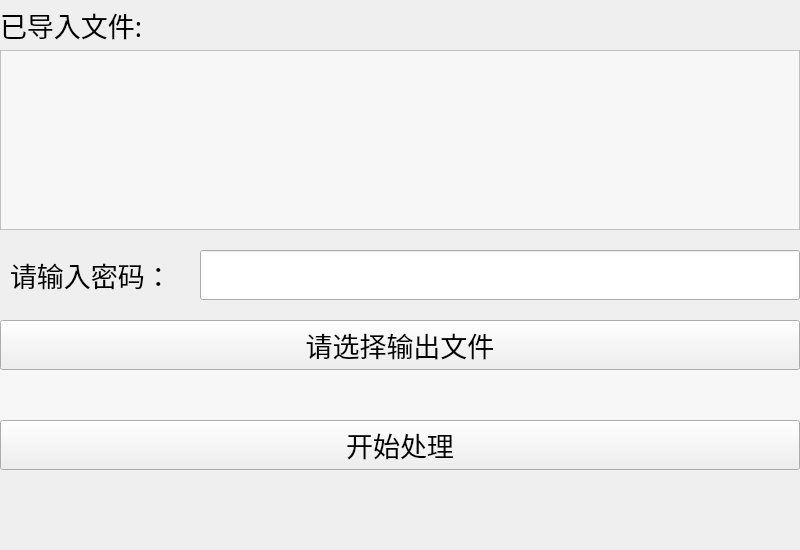
First picture: the form in encryption.ui, repository Eaeth/ExcelTools, before the edit.
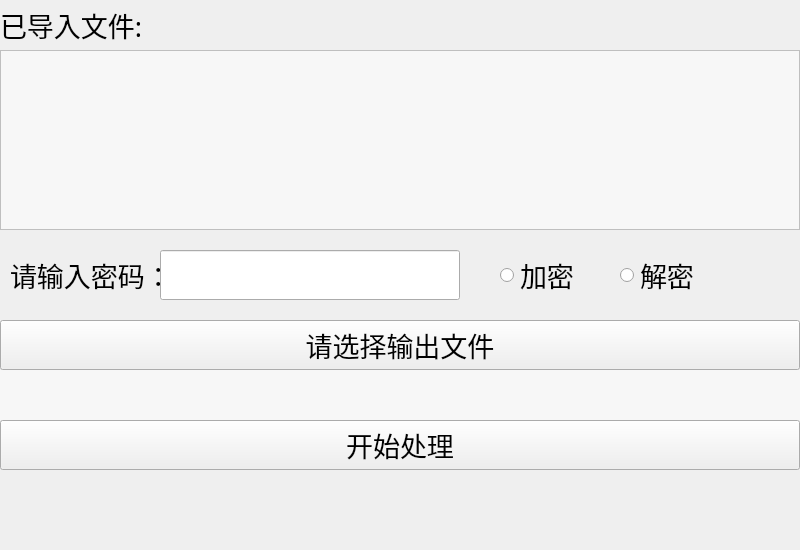
Second picture: the form after the edit. The open tabs and pages were chosen to show the change.

Commit message: add encryption and decrypt

```diff
--- a/encryption.ui
+++ b/encryption.ui
@@ -168,9 +168,9 @@
     <widget class="QLineEdit" name="encryption_input_entry">
      <property name="geometry">
       <rect>
-       <x>200</x>
+       <x>160</x>
        <y>250</y>
-       <width>600</width>
+       <width>300</width>
        <height>50</height>
       </rect>
      </property>
@@ -186,7 +186,7 @@
       <rect>
        <x>10</x>
        <y>250</y>
-       <width>180</width>
+       <width>150</width>
        <height>50</height>
       </rect>
      </property>
@@ -285,6 +285,73 @@
       <set>QAbstractItemView::NoEditTriggers</set>
      </property>
     </widget>
+    <widget class="QRadioButton" name="encryption_radio_button">
+     <property name="geometry">
+      <rect>
+       <x>500</x>
+       <y>250</y>
+       <width>80</width>
+       <height>50</height>
+      </rect>
+     </property>
+     <property name="layoutDirection">
+      <enum>Qt::LeftToRight</enum>
+     </property>
+     <property name="autoFillBackground">
+      <bool>false</bool>
+     </property>
+     <property name="styleSheet">
+      <string notr="true">QRadioButton {
+    font-size: 20pt;
+    font-family: &quot;微软雅黑&quot;;
+}
+</string>
+     </property>
+     <property name="text">
+      <string>加密</string>
+     </property>
+     <property name="iconSize">
+      <size>
+       <width>50</width>
+       <height>50</height>
+      </size>
+     </property>
+     <property name="autoExclusive">
+      <bool>true</bool>
+     </property>
+     <attribute name="buttonGroup">
+      <string notr="true">buttonGroup</string>
+     </attribute>
+    </widget>
+    <widget class="QRadioButton" name="decrypt_radio_button">
+     <property name="geometry">
+      <rect>
+       <x>620</x>
+       <y>250</y>
+       <width>80</width>
+       <height>50</height>
+      </rect>
+     </property>
+     <property name="autoFillBackground">
+      <bool>false</bool>
+     </property>
+     <property name="styleSheet">
+      <string notr="true">QRadioButton {
+    font-size: 20pt;
+    font-family: &quot;微软雅黑&quot;;
+}
+</string>
+     </property>
+     <property name="text">
+      <string>解密</string>
+     </property>
+     <property name="autoExclusive">
+      <bool>true</bool>
+     </property>
+     <attribute name="buttonGroup">
+      <string notr="true">buttonGroup</string>
+     </attribute>
+    </widget>
    </widget>
   </widget>
  </widget>
```
Left out of the diff: 7 changed lines with no effect on the pictures. The commit also changes 5 other files.
